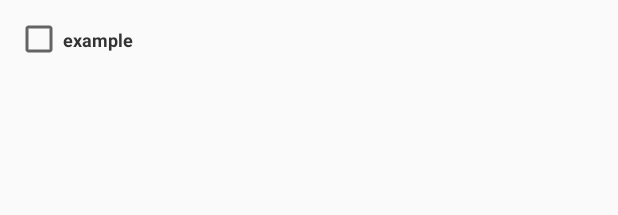
After one commit to parkji03/tasklock-android, an Android app: the layout lock_list_row.xml on its own in the app's theme, with its tools: preview values and no code run, on a phone screen of 412 x 824 dp. The commit adds this screen. Shown: the top 215 px of the screen. Run offline under Robolectric (Android 15) with nearby library versions, the phone set to English and light mode, and no system bars.

```diff
--- a/app/src/main/java/com/example/jipark/tasklock_app/task/TasksAdapter.java
+++ b/app/src/main/java/com/example/jipark/tasklock_app/task/TasksAdapter.java
@@ -1,7 +1,6 @@
 package com.example.jipark.tasklock_app.task;
 
 import android.content.Context;
-import android.media.Image;
 import android.support.v7.widget.RecyclerView;
 import android.view.LayoutInflater;
 import android.view.View;
--- /dev/null
+++ b/app/src/main/res/layout/lock_list_row.xml
@@ -0,0 +1,29 @@
+<?xml version="1.0" encoding="utf-8"?>
+<LinearLayout xmlns:android="http://schemas.android.com/apk/res/android"
+    android:layout_width="match_parent"
+    android:layout_height="wrap_content"
+    android:focusable="true"
+    android:paddingLeft="10dp"
+    android:paddingRight="10dp"
+    android:paddingTop="10dp"
+    android:paddingBottom="10dp"
+    android:clickable="true"
+    android:background="?android:attr/selectableItemBackground"
+    android:orientation="horizontal"
+    android:weightSum="1">
+
+    <CheckBox
+        android:id="@+id/lock_checkbox"
+        android:layout_width="wrap_content"
+        android:layout_height="wrap_content"/>
+
+    <TextView
+        android:id="@+id/lock_task"
+        android:textColor="@color/black"
+        android:textSize="12dp"
+        android:textStyle="bold"
+        android:text="example"
+        android:layout_width="0dp"
+        android:layout_height="wrap_content"
+        android:layout_weight="1"/>
+</LinearLayout>
```
Also changed, not shown: app/src/main/java/com/example/jipark/tasklock_app/lock/LockActivity.java (+10 -0 lines), app/src/main/java/com/example/jipark/tasklock_app/lock/LockAdapter.java (added, +57 -0 lines), app/src/main/java/com/example/jipark/tasklock_app/main/MainActivity.java (+25 -12 lines), app/src/main/java/com/example/jipark/tasklock_app/task/Task.java (+5 -7 lines), app/src/main/java/com/example/jipark/tasklock_app/task/TaskActivity.java (+43 -50 lines).
